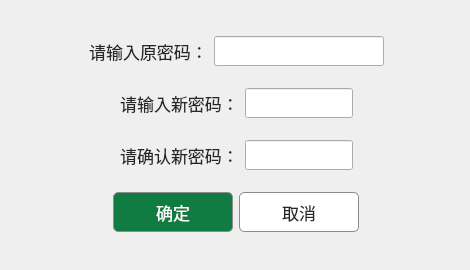
Old version of the form StudentManager/changepassword.ui in the repository xylrainbowcat/Qt_Project.
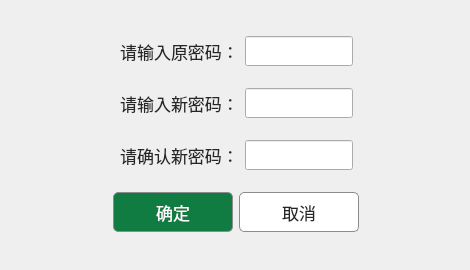
New version of the form.

What changed in the file:
```diff
--- a/StudentManager/changepassword.ui
+++ b/StudentManager/changepassword.ui
@@ -97,7 +97,7 @@
           </property>
           <property name="minimumSize">
            <size>
-            <width>170</width>
+            <width>0</width>
             <height>30</height>
            </size>
           </property>
```
